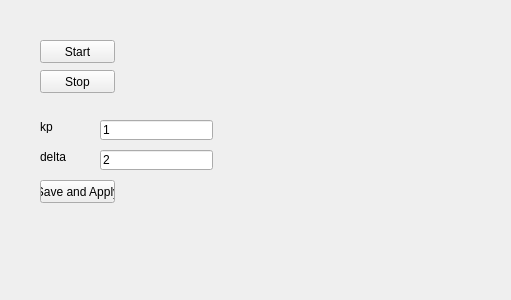
iti-luebeck/HANSE2011, file Hanse/Behaviour_GoalFollowing/goalfollowingform.ui: the form before one commit.
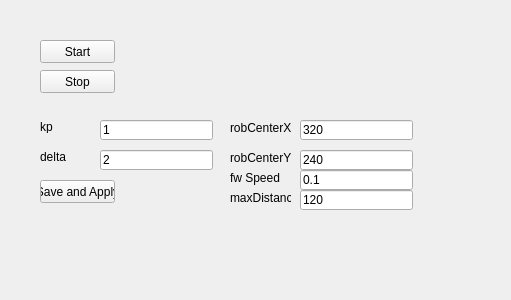
The form after the commit.

Commit message: Grundfunktionalitaet des goalfollowingform.cpp implementiert

What changed in the file:
```diff
--- a/Hanse/Behaviour_GoalFollowing/goalfollowingform.ui
+++ b/Hanse/Behaviour_GoalFollowing/goalfollowingform.ui
@@ -104,6 +104,110 @@
     <string>Save and Apply</string>
    </property>
   </widget>
+  <widget class="QLineEdit" name="robCenterXLineEdit">
+   <property name="geometry">
+    <rect>
+     <x>300</x>
+     <y>120</y>
+     <width>113</width>
+     <height>20</height>
+    </rect>
+   </property>
+   <property name="text">
+    <string>320</string>
+   </property>
+  </widget>
+  <widget class="QLabel" name="robCenterXLabel">
+   <property name="geometry">
+    <rect>
+     <x>230</x>
+     <y>120</y>
+     <width>61</width>
+     <height>16</height>
+    </rect>
+   </property>
+   <property name="text">
+    <string>robCenterX</string>
+   </property>
+  </widget>
+  <widget class="QLineEdit" name="robCenterYLineEdit">
+   <property name="geometry">
+    <rect>
+     <x>300</x>
+     <y>150</y>
+     <width>113</width>
+     <height>20</height>
+    </rect>
+   </property>
+   <property name="text">
+    <string>240</string>
+   </property>
+  </widget>
+  <widget class="QLabel" name="robCenterYLabel">
+   <property name="geometry">
+    <rect>
+     <x>230</x>
+     <y>150</y>
+     <width>61</width>
+     <height>16</height>
+    </rect>
+   </property>
+   <property name="text">
+    <string>robCenterY</string>
+   </property>
+  </widget>
+  <widget class="QLabel" name="fwSpeedLabel">
+   <property name="geometry">
+    <rect>
+     <x>230</x>
+     <y>170</y>
+     <width>61</width>
+     <height>16</height>
+    </rect>
+   </property>
+   <property name="text">
+    <string>fw Speed</string>
+   </property>
+  </widget>
+  <widget class="QLineEdit" name="fwSpeedLineEdit">
+   <property name="geometry">
+    <rect>
+     <x>300</x>
+     <y>170</y>
+     <width>113</width>
+     <height>20</height>
+    </rect>
+   </property>
+   <property name="text">
+    <string>0.1</string>
+   </property>
+  </widget>
+  <widget class="QLabel" name="maxDistanceLabel">
+   <property name="geometry">
+    <rect>
+     <x>230</x>
+     <y>190</y>
+     <width>61</width>
+     <height>16</height>
+    </rect>
+   </property>
+   <property name="text">
+    <string>maxDistance</string>
+   </property>
+  </widget>
+  <widget class="QLineEdit" name="maxDistanceLineEdit">
+   <property name="geometry">
+    <rect>
+     <x>300</x>
+     <y>190</y>
+     <width>113</width>
+     <height>20</height>
+    </rect>
+   </property>
+   <property name="text">
+    <string>120</string>
+   </property>
+  </widget>
  </widget>
  <resources/>
  <connections/>
```
The commit also changes 2 other files.
